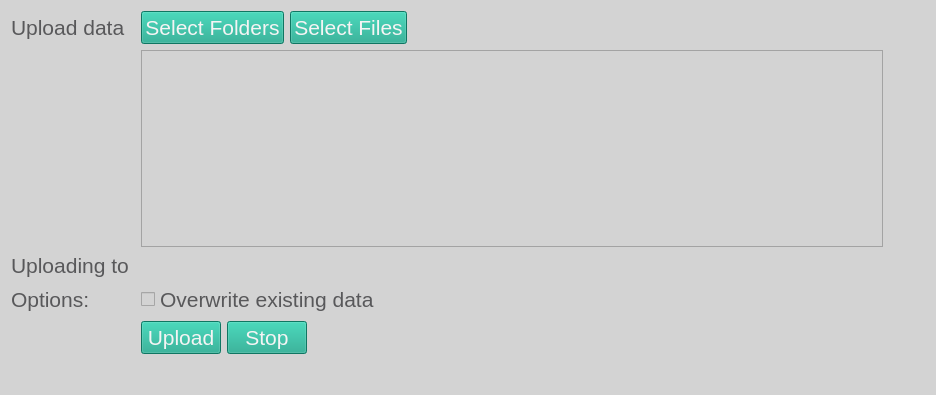
First picture: the form in ibridgesgui/ui_files/uploadData.ui, repository iBridges-for-iRODS/iBridges-GUI, before the edit.
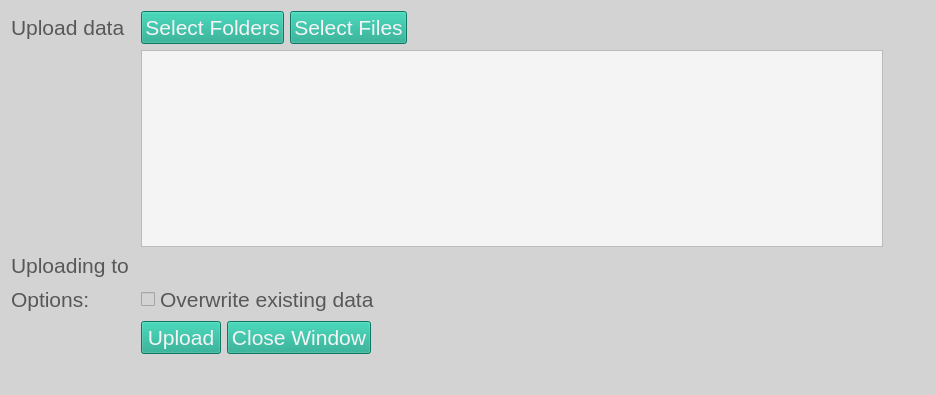
Second picture: the form after the edit.

Commit message: Add update button functionlity

```diff
--- a/ibridgesgui/ui_files/uploadData.ui
+++ b/ibridgesgui/ui_files/uploadData.ui
@@ -52,9 +52,6 @@
 </string>
   </property>
   <layout class="QGridLayout" name="gridLayout">
-   <item row="1" column="2">
-    <widget class="QListWidget" name="sources_list"/>
-   </item>
    <item row="3" column="2">
     <widget class="QCheckBox" name="overwrite">
      <property name="text">
@@ -154,7 +151,7 @@
      <item>
       <widget class="QPushButton" name="stop_button">
        <property name="text">
-        <string>Stop</string>
+        <string>Close Window</string>
        </property>
       </widget>
      </item>
@@ -187,6 +184,9 @@
      </property>
     </widget>
    </item>
+   <item row="1" column="2">
+    <widget class="QTextBrowser" name="sources_list"/>
+   </item>
   </layout>
  </widget>
  <resources/>
```
Left out of the diff: 2 changed lines with no effect on the pictures. The commit also changes 5 other files.
